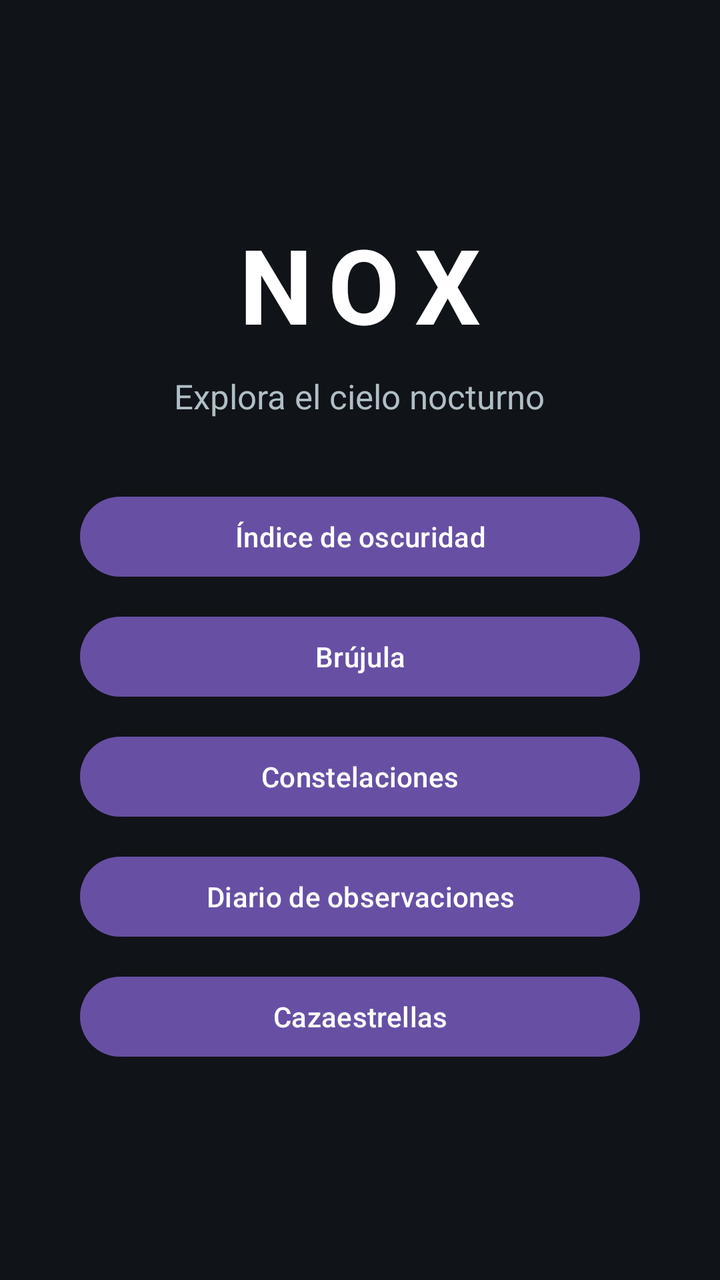
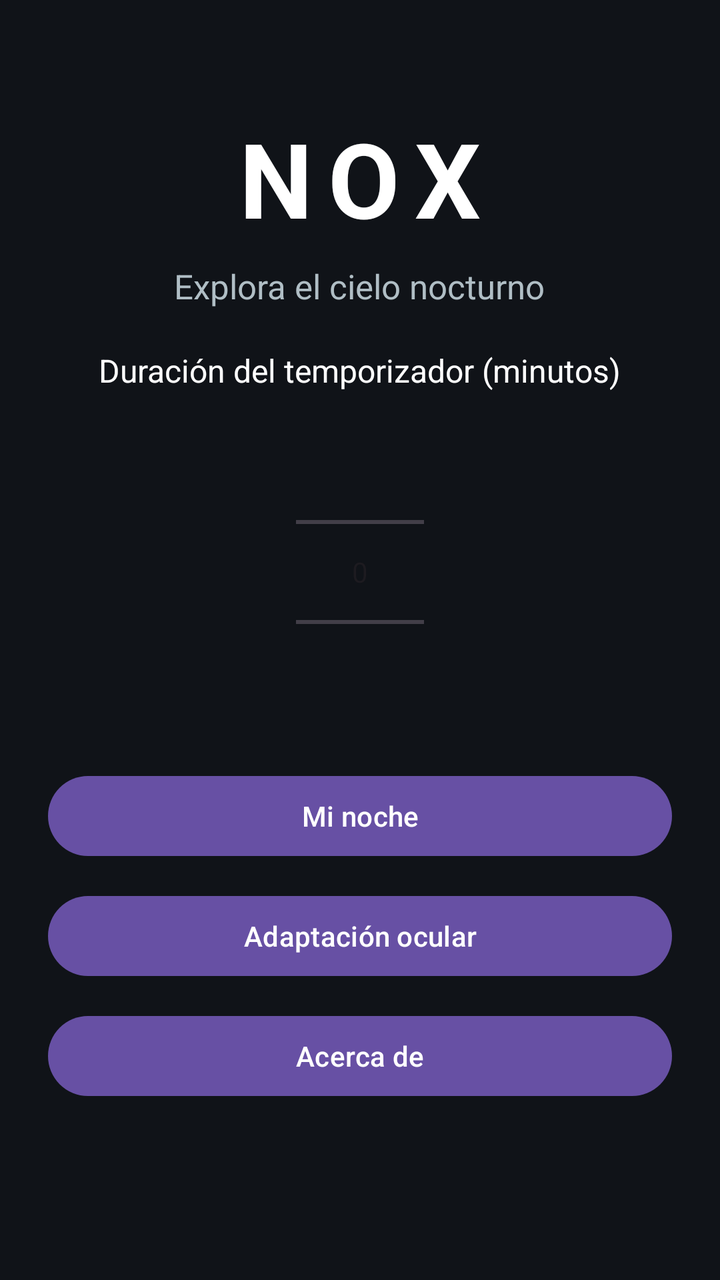

Compare the two renders of this Android layout. The source of the first and the diff that turns it into the second are given below.
<!-- AndroidManifest.xml: application theme Theme.Nox -->
<!-- res/layout/activity_main.xml -->
<?xml version="1.0" encoding="utf-8"?>
<LinearLayout
    xmlns:android="http://schemas.android.com/apk/res/android"
    android:layout_width="match_parent"
    android:layout_height="match_parent"
    android:orientation="vertical"
    android:gravity="center"
    android:background="#101318"
    android:padding="24dp">

    <TextView
        android:layout_width="wrap_content"
        android:layout_height="wrap_content"
        android:text="NOX"
        android:textColor="#FFFFFF"
        android:textSize="52sp"
        android:textStyle="bold"
        android:letterSpacing="0.15"
        android:layout_marginBottom="10dp"/>

    <TextView
        android:layout_width="wrap_content"
        android:layout_height="wrap_content"
        android:text="Explora el cielo nocturno"
        android:textColor="#B0BEC5"
        android:textSize="17sp"
        android:layout_marginBottom="35dp"/>

    <Button
        android:id="@+id/btnOscuridad"
        android:layout_width="280dp"
        android:layout_height="wrap_content"
        android:text="Índice de oscuridad"
        android:layout_marginBottom="12dp"/>

    <Button
        android:id="@+id/btnBrujula"
        android:layout_width="280dp"
        android:layout_height="wrap_content"
        android:text="Brújula"
        android:layout_marginBottom="12dp"/>

    <Button
        android:id="@+id/btnConstelaciones"
        android:layout_width="280dp"
        android:layout_height="wrap_content"
        android:text="Constelaciones"
        android:layout_marginBottom="12dp"/>

    <Button
        android:id="@+id/btnDiario"
        android:layout_width="280dp"
        android:layout_height="wrap_content"
        android:text="Diario de observaciones"
        android:layout_marginBottom="12dp"/>

    <Button
        android:id="@+id/btnCazaestrellas"
        android:layout_width="280dp"
        android:layout_height="wrap_content"
        android:text="Cazaestrellas"/>

</LinearLayout>
<!-- resources referenced by this layout -->
<resources>
  <style name="Theme.Nox" parent="Base.Theme.Nox" />
  <style name="Base.Theme.Nox" parent="Theme.Material3.DayNight.NoActionBar">
          
          
      </style>
</resources>

<!-- the commit's change to res/layout/activity_main.xml (unified diff, before → after) -->
@@ -1,63 +1,79 @@
 <?xml version="1.0" encoding="utf-8"?>
-<LinearLayout
-    xmlns:android="http://schemas.android.com/apk/res/android"
+<ScrollView xmlns:android="http://schemas.android.com/apk/res/android"
     android:layout_width="match_parent"
     android:layout_height="match_parent"
-    android:orientation="vertical"
-    android:gravity="center"
     android:background="#101318"
-    android:padding="24dp">
+    android:fillViewport="true">
 
-    <TextView
-        android:layout_width="wrap_content"
+    <LinearLayout
+        android:layout_width="match_parent"
         android:layout_height="wrap_content"
-        android:text="NOX"
-        android:textColor="#FFFFFF"
-        android:textSize="52sp"
-        android:textStyle="bold"
-        android:letterSpacing="0.15"
-        android:layout_marginBottom="10dp"/>
+        android:gravity="center"
+        android:orientation="vertical"
+        android:padding="24dp">
 
-    <TextView
-        android:layout_width="wrap_content"
-        android:layout_height="wrap_content"
-        android:text="Explora el cielo nocturno"
-        android:textColor="#B0BEC5"
-        android:textSize="17sp"
-        android:layout_marginBottom="35dp"/>
+        <TextView
+            android:layout_width="wrap_content"
+            android:layout_height="wrap_content"
+            android:layout_marginBottom="8dp"
+            android:letterSpacing="0.15"
+            android:text="@string/app_name"
+            android:textColor="#FFFFFF"
+            android:textSize="52sp"
+            android:textStyle="bold" />
 
-    <Button
-        android:id="@+id/btnOscuridad"
-        android:layout_width="280dp"
-        android:layout_height="wrap_content"
-        android:text="Índice de oscuridad"
-        android:layout_marginBottom="12dp"/>
+        <TextView
+            android:layout_width="wrap_content"
+            android:layout_height="wrap_content"
+            android:layout_marginBottom="20dp"
+            android:gravity="center"
+            android:text="@string/home_tagline"
+            android:textColor="#B0BEC5"
+            android:textSize="17sp" />
 
-    <Button
-        android:id="@+id/btnBrujula"
-        android:layout_width="280dp"
-        android:layout_height="wrap_content"
-        android:text="Brújula"
-        android:layout_marginBottom="12dp"/>
+        <TextView
+            android:layout_width="wrap_content"
+            android:layout_height="wrap_content"
+            android:gravity="center"
+            android:labelFor="@id/durationPicker"
+            android:text="@string/timer_duration_label"
+            android:textColor="#FFFFFF"
+            android:textSize="16sp" />
 
-    <Button
-        android:id="@+id/btnConstelaciones"
-        android:layout_width="280dp"
-        android:layout_height="wrap_content"
-        android:text="Constelaciones"
-        android:layout_marginBottom="12dp"/>
+        <NumberPicker
+            android:id="@+id/durationPicker"
+            android:layout_width="wrap_content"
+            android:layout_height="wrap_content"
+            android:contentDescription="@string/timer_duration_label" />
 
-    <Button
-        android:id="@+id/btnDiario"
-        android:layout_width="280dp"
-        android:layout_height="wrap_content"
-        android:text="Diario de observaciones"
-        android:layout_marginBottom="12dp"/>
+        <Button
+            android:id="@+id/btnMiNoche"
+            android:layout_width="match_parent"
+            android:layout_height="wrap_content"
+            android:layout_marginTop="8dp"
+            android:text="@string/mi_noche" />
 
-    <Button
-        android:id="@+id/btnCazaestrellas"
-        android:layout_width="280dp"
-        android:layout_height="wrap_content"
-        android:text="Cazaestrellas"/>
+        <Button
+            android:id="@+id/btnAdaptacion"
+            android:layout_width="match_parent"
+            android:layout_height="wrap_content"
+            android:layout_marginTop="12dp"
+            android:text="@string/eye_adaptation" />
 
-</LinearLayout>
+        <Button
+            android:id="@+id/btnAcerca"
+            android:layout_width="match_parent"
+            android:layout_height="wrap_content"
+            android:layout_marginTop="12dp"
+            android:text="@string/about" />
+
+        <TextView
+            android:id="@+id/resultMessage"
+            android:layout_width="match_parent"
+            android:layout_height="wrap_content"
+            android:gravity="center"
+            android:paddingTop="12dp"
+            android:textColor="#B0BEC5"
+            android:textSize="16sp" />
+    </LinearLayout>
+</ScrollView>
<!-- resource entries referenced after the edit -->
@@ -1,5 +1,11 @@
 <!-- resources referenced by this layout -->
 <resources>
+  <string name="about">Acerca de</string>
+  <string name="app_name">NOX</string>
+  <string name="eye_adaptation">Adaptación ocular</string>
+  <string name="home_tagline">Explora el cielo nocturno</string>
+  <string name="mi_noche">Mi noche</string>
+  <string name="timer_duration_label">Duración del temporizador (minutos)</string>
   <style name="Theme.Nox" parent="Base.Theme.Nox" />
   <style name="Base.Theme.Nox" parent="Theme.Material3.DayNight.NoActionBar">
           
